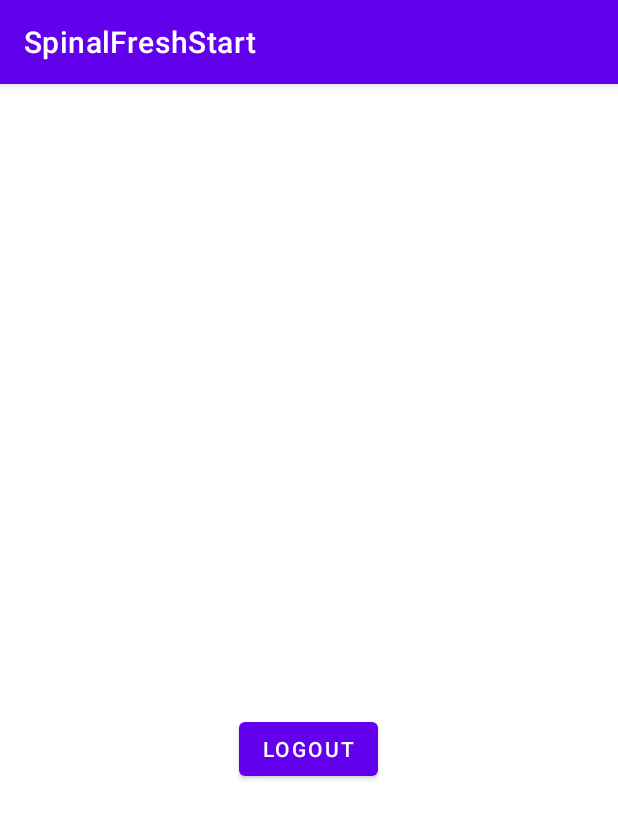
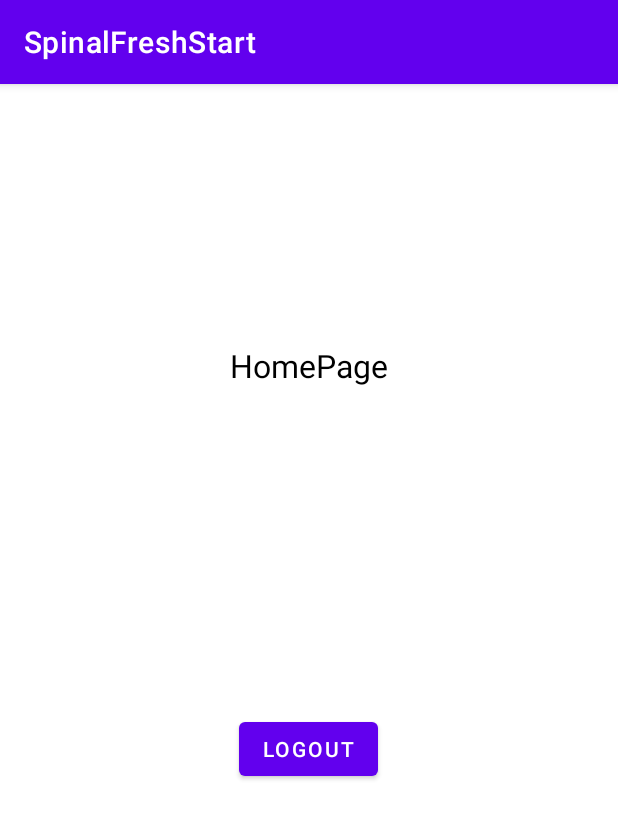
Before and after one commit to bharath12321/SpinalFreshStart, an Android app: the screen it shows after launch once a user with an empty profile is signed in (MainActivity), on a phone screen of 412 x 824 dp. Shown: the top 819 px of the screen. Run offline under Robolectric (Android 15) with nearby library versions, the phone set to English and light mode, and no system bars; our stand-ins replace Firebase (no records; nobody signed in at launch, a user with empty details on screens opened directly).

Commit message:
Fixing the layout of Home Page

```diff
--- a/app/src/main/res/layout/activity_main.xml
+++ b/app/src/main/res/layout/activity_main.xml
@@ -3,17 +3,19 @@
                                                    xmlns:tools="http://schemas.android.com/tools"
                                                    android:layout_width="match_parent"
                                                    android:layout_height="match_parent"
-                                                    xmlns:app="http://schemas.android.com/apk/res-auto"
-                                                    android:orientation="vertical"
-                                                    android:gravity="center"
-                                                    tools:context=".MainActivity">
+                                                   xmlns:app="http://schemas.android.com/apk/res-auto"
+                                                   android:orientation="vertical"
+                                                   android:gravity="center"
+                                                   tools:context=".MainActivity">
+
+
 
 
     <TextView
             android:id="@+id/user_details"
             android:layout_width="wrap_content"
             android:layout_height="wrap_content"
-            android:text="Hello World!"
+            android:text="Email ID of the user"
             app:layout_constraintTop_toTopOf="parent" app:layout_constraintBottom_toBottomOf="parent"
             app:layout_constraintStart_toStartOf="parent" app:layout_constraintEnd_toEndOf="parent"/>
     <Button
@@ -25,6 +27,16 @@
             android:layout_marginTop="20dp" app:layout_constraintEnd_toEndOf="parent"
             app:layout_constraintStart_toStartOf="parent" app:layout_constraintBottom_toBottomOf="parent"
             app:layout_constraintHorizontal_bias="0.498" app:layout_constraintVertical_bias="0.017"/>
+    <TextView
+            android:id="@+id/homePageTitle"
+            android:text="HomePage"
+            android:textColor="@color/black"
+            android:textSize="21sp"
+            android:layout_width="wrap_content"
+            android:layout_height="wrap_content"
+            app:layout_constraintBottom_toTopOf="@+id/user_details"
+            app:layout_constraintTop_toTopOf="parent" app:layout_constraintEnd_toEndOf="parent"
+            app:layout_constraintStart_toStartOf="parent"/>
 
 
 </androidx.constraintlayout.widget.ConstraintLayout>
--- /dev/null
+++ b/app/src/main/res/menu/bottom_navigation_menu.xml
@@ -0,0 +1,3 @@
+<root>
+
+</root>
--- a/app/src/main/res/values/strings.xml
+++ b/app/src/main/res/values/strings.xml
@@ -12,4 +12,5 @@
     <string name="create_password">Create Password</string>
     <string name="create_your_username">create your username</string>
     <string name="create_password_register">Create Password</string>
+    <string name="logout_button">Logout</string>
 </resources>
```
